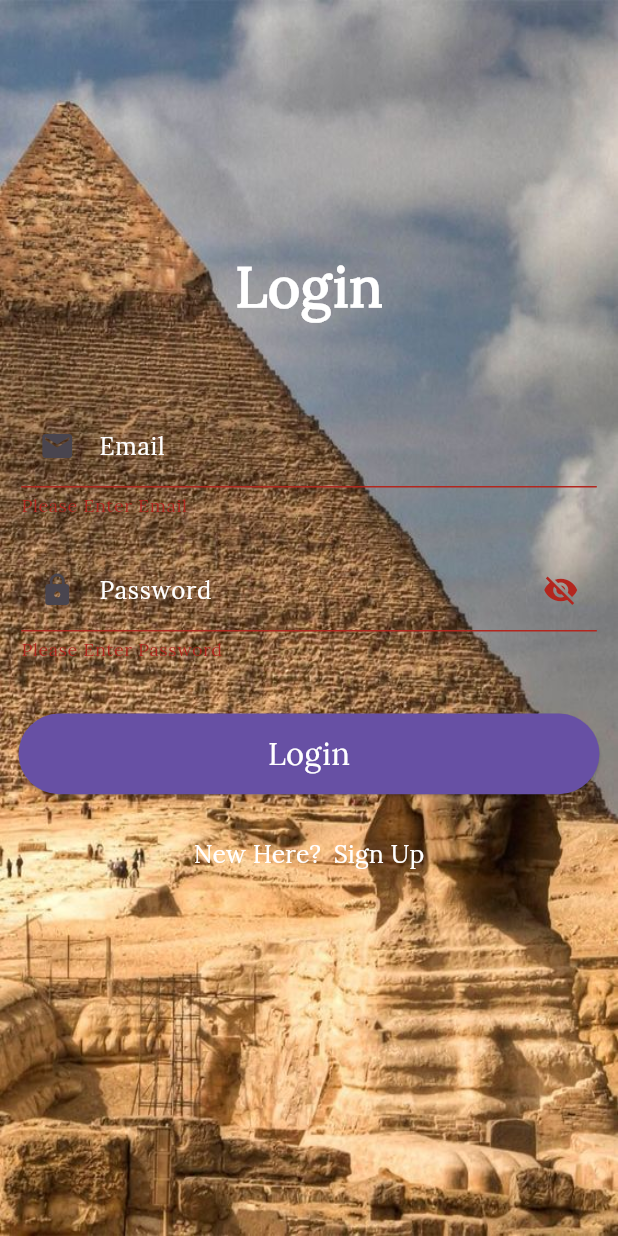
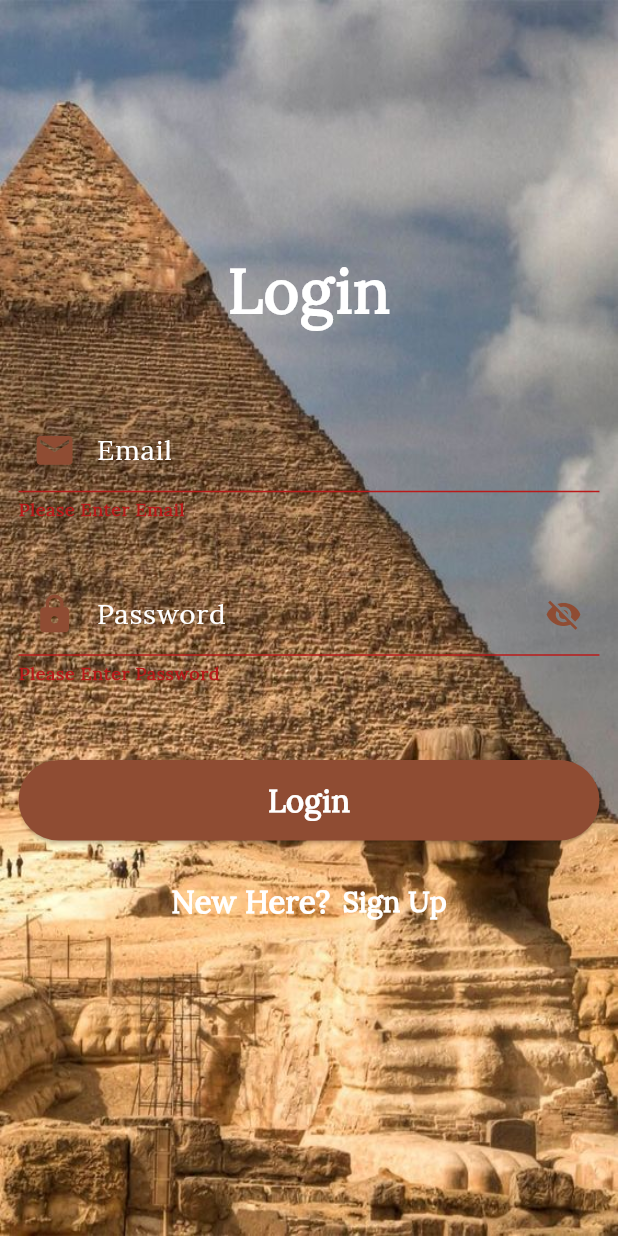
Before and after one commit to Mohammed-Ahmed-Khaled/tourist_guide_app, a Flutter app: the screen it shows after launch, after a tap on "Login", on a phone screen of 412 x 824 dp. Run offline on Flutter 3.47's test engine with Material 3 defaults, Android fonts, the phone set to English and light mode, and no system bars; our stand-ins replace flutter_localization, shared_preferences; generated files the repository leaves out were written again.

Commit message:
Second release of login

```diff
--- a/lib/main.dart
+++ b/lib/main.dart
@@ -19,18 +19,18 @@ class MyApp extends StatefulWidget {
 class _MyAppState extends State<MyApp> {
   Locale _locale = const Locale('en');
 
-  // void _changeLanguage(Locale locale) {
-  //   setState(() {
-  //     _locale = locale;
-  //   });
-
-
   @override
   Widget build(BuildContext context) {
     return MaterialApp(
       title: 'Tourist Guide App',
       debugShowCheckedModeBanner: false,
-      theme: ThemeData(fontFamily: 'Lora',
+      theme: ThemeData(
+        fontFamily: 'Lora',
+        colorScheme: ColorScheme.fromSeed(seedColor: Colors.brown),
+        useMaterial3: true,
+        inputDecorationTheme: InputDecorationTheme(
+          errorStyle: TextStyle(fontWeight: FontWeight.bold),
+        ),
       ),
       locale: _locale,
       localizationsDelegates: AppLocalizations.localizationsDelegates,
@@ -39,3 +39,5 @@ class _MyAppState extends State<MyApp> {
     );
   }
 }
+
+///
--- a/lib/screens/login_page.dart
+++ b/lib/screens/login_page.dart
@@ -1,6 +1,5 @@
 import 'package:flutter/material.dart';
 import 'package:shared_preferences/shared_preferences.dart';
-import 'package:tourist_guide_app/welcome_page.dart';
 import 'package:tourist_guide_app/widgets/login_form.dart';
 import 'package:flutter_gen/gen_l10n/app_localizations.dart';
 
@@ -27,17 +26,17 @@ class _LoginPageState extends State<LoginPage> {
 
       if (emailController.text == savedEmail &&
           passwordController.text == savedPassword) {
-        Navigator.push(
-          context,
-          MaterialPageRoute(
-            builder: (context) => WelcomePage(),
-          ),
-        );
+        // Navigator.push(
+        //   context,
+        //   MaterialPageRoute(
+        //     builder: (context) => WelcomePage(),
+        //   ),
+        // );
       } else {
         ScaffoldMessenger.of(context).showSnackBar(SnackBar(
           content:
               Text(AppLocalizations.of(context)!.invalid_email_or_password),
-          backgroundColor: Colors.red,
+          backgroundColor: Colors.red.withOpacity(0.6),
           behavior: SnackBarBehavior.floating,
           shape: RoundedRectangleBorder(
             borderRadius: BorderRadius.circular(8),
@@ -53,18 +52,17 @@ class _LoginPageState extends State<LoginPage> {
     final screenHeight = MediaQuery.of(context).size.height;
     final screenWidth = MediaQuery.of(context).size.width;
     return Scaffold(
-        body: Stack(children: [
+      body: Stack(
+        children: [
           Image.asset(
             "assets/images/main_back.jpg",
             width: double.infinity,
             height: double.infinity,
             fit: BoxFit.fill,
           ),
-      SingleChildScrollView(
-        child: Padding(
+          Padding(
             padding: EdgeInsets.symmetric(horizontal: screenWidth * 0.01),
-          child: Column(
-            crossAxisAlignment: CrossAxisAlignment.stretch,
+            child: ListView(
               children: [
                 SizedBox(height: screenHeight * 0.2),
                 Center(
@@ -73,7 +71,7 @@ class _LoginPageState extends State<LoginPage> {
                     style: TextStyle(
                       fontWeight: FontWeight.bold,
                       color: Colors.white,
-                    fontSize: screenWidth * 0.09,
+                      fontSize: screenWidth * 0.099,
                     ),
                   ),
                 ),
@@ -85,22 +83,22 @@ class _LoginPageState extends State<LoginPage> {
                   hidePassword: hidePassword,
                   togglePassword: togglePassword,
                 ),
-              SizedBox(height: screenHeight * 0.03),
+                SizedBox(height: screenHeight * 0.05),
                 Padding(
-                padding: EdgeInsets.symmetric(
-                  horizontal: screenWidth * 0.02,
-                ),
+                  padding: EdgeInsets.symmetric(horizontal: screenWidth * 0.02),
                   child: ElevatedButton(
                     style: ElevatedButton.styleFrom(
                       backgroundColor: Theme.of(context).primaryColor,
                       padding: EdgeInsets.symmetric(
                         vertical: screenHeight * 0.015,
                         horizontal: screenWidth * 0.1,
-                      )),
+                      ),
+                    ),
                     onPressed: _login,
                     child: Text(
                       AppLocalizations.of(context)!.login,
                       style: TextStyle(
+                        fontWeight: FontWeight.bold,
                         color: Colors.white,
                         fontSize: screenWidth * 0.05,
                       ),
@@ -126,7 +124,8 @@ class _LoginPageState extends State<LoginPage> {
                           style:
                               Theme.of(context).textTheme.titleMedium!.copyWith(
                                     color: Colors.white,
-                                    fontSize: screenWidth * 0.04,
+                                    fontSize: screenWidth * 0.05,
+                                    fontWeight: FontWeight.bold,
                                   ),
                         ),
                         SizedBox(width: screenWidth * 0.02),
@@ -135,17 +134,20 @@ class _LoginPageState extends State<LoginPage> {
                           style:
                               Theme.of(context).textTheme.titleMedium!.copyWith(
                                     color: Colors.white,
-                                    fontSize: screenWidth * 0.04,
+                                    fontSize: screenWidth * 0.046,
+                                    fontWeight: FontWeight.bold,
                                   ),
                         ),
                       ],
                     ),
-                  ))
+                  ),
+                ),
               ],
             ),
           ),
+        ],
       ),
-    ]));
+    );
   }
 
   void togglePassword() {
--- a/lib/welcome_page.dart
+++ /dev/null
@@ -1,10 +0,0 @@
-import 'package:flutter/material.dart';
-
-class WelcomePage extends StatelessWidget {
-  const WelcomePage({super.key});
-
-  @override
-  Widget build(BuildContext context) {
-    return const Placeholder();
-  }
-}
--- a/lib/widgets/custom_text_field.dart
+++ b/lib/widgets/custom_text_field.dart
@@ -27,17 +27,23 @@ class CustomTextFormField extends StatelessWidget {
 
   @override
   Widget build(BuildContext context) {
+    final screenWidth = MediaQuery.of(context).size.width;
+    final screenHeight = MediaQuery.of(context).size.height;
     return Padding(
-      padding: const EdgeInsets.all(10.0),
+      padding: EdgeInsets.symmetric(
+        horizontal: screenWidth * 0.02,
+        vertical: screenHeight * 0.01,
+      ),
       child: TextFormField(
-        style: TextStyle(color: Colors.white),
+        style: TextStyle(color: Colors.white, fontWeight: FontWeight.bold),
         enableInteractiveSelection: true,
         cursorColor: Theme.of(context).primaryColor,
         decoration: InputDecoration(
           hintStyle: const TextStyle(color: Colors.white),
           label: Text(
             label,
-            style: TextStyle(color: Colors.white),
+            style:
+                TextStyle(color: Colors.white, fontSize: screenWidth * 0.045),
           ),
           hintText: hintText,
           suffixIcon: suffixIcon,
--- a/lib/widgets/login_form.dart
+++ b/lib/widgets/login_form.dart
@@ -2,7 +2,7 @@ import 'package:flutter/material.dart';
 import 'package:tourist_guide_app/widgets/custom_text_field.dart';
 import 'package:flutter_gen/gen_l10n/app_localizations.dart';
 
-class LoginForm extends StatelessWidget {
+class LoginForm extends StatefulWidget {
   final TextEditingController emailController;
   final TextEditingController passwordController;
   final GlobalKey<FormState> formKey;
@@ -19,18 +19,25 @@ class LoginForm extends StatelessWidget {
   });
 
   @override
+  State<LoginForm> createState() => _LoginFormState();
+}
+
+class _LoginFormState extends State<LoginForm> {
+  @override
   Widget build(BuildContext context) {
     return Form(
-      key: formKey,
+      key: widget.formKey,
       child: SingleChildScrollView(
         child: Column(
           crossAxisAlignment: CrossAxisAlignment.stretch,
           children: [
             CustomTextFormField(
               label: AppLocalizations.of(context)!.email,
-              controller: emailController,
+              controller: widget.emailController,
               keyboardType: TextInputType.emailAddress,
-              prefixIcon: const Icon(Icons.email),
+              prefixIcon: Icon(Icons.email,
+                  size: MediaQuery.of(context).size.width * 0.07,
+                  color: Theme.of(context).primaryColor),
               validator: (text) {
                 if (text == null ||
                     text.trim().isEmpty ||
@@ -40,15 +47,22 @@ class LoginForm extends StatelessWidget {
                 return null;
               },
             ),
+            SizedBox(height: MediaQuery.of(context).size.height * 0.02),
             CustomTextFormField(
               label: AppLocalizations.of(context)!.password,
-              controller: passwordController,
-              obscureText: hidePassword,
-              prefixIcon: const Icon(Icons.lock),
+              controller: widget.passwordController,
+              obscureText: widget.hidePassword,
+              prefixIcon: Icon(Icons.lock,
+                  size: MediaQuery.of(context).size.width * 0.07,
+                  color: Theme.of(context).primaryColor),
               suffixIcon: IconButton(
-                onPressed: togglePassword,
+                onPressed: widget.togglePassword,
                 icon: Icon(
-                    hidePassword ? Icons.visibility_off : Icons.visibility),
+                    widget.hidePassword
+                        ? Icons.visibility_off
+                        : Icons.visibility,
+                    size: MediaQuery.of(context).size.width * 0.06,
+                    color: Theme.of(context).primaryColor),
               ),
               validator: (text) {
                 if (text == null || text.trim().isEmpty) {
```
Lines whose indentation alone changed are shown as unchanged.
